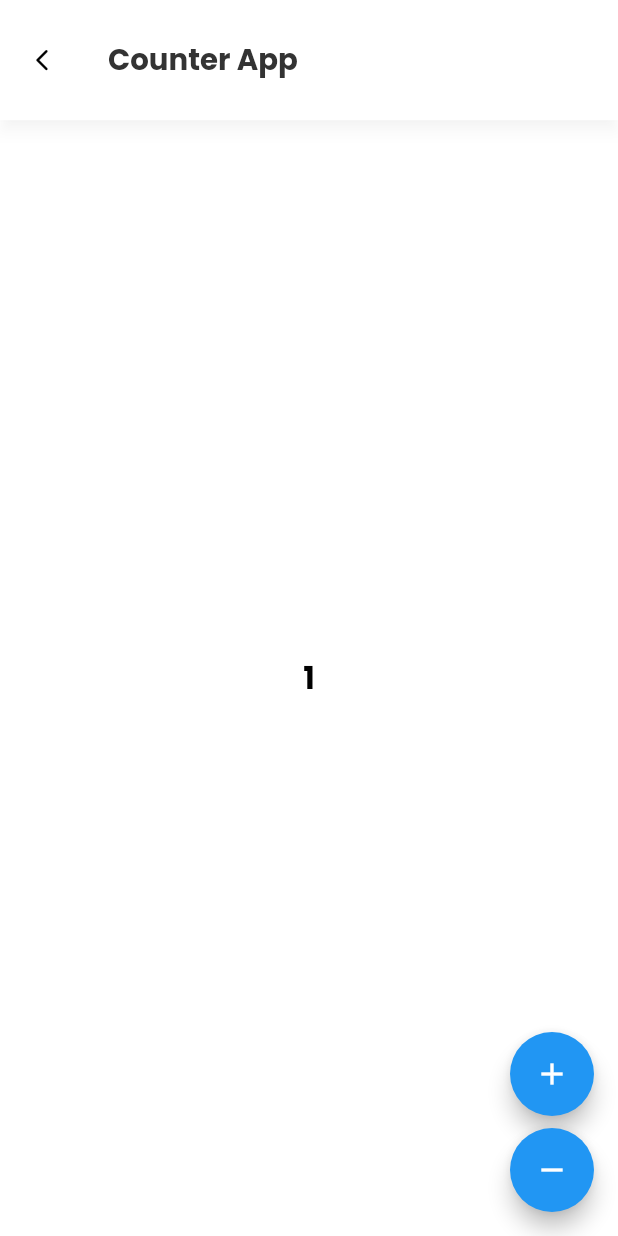
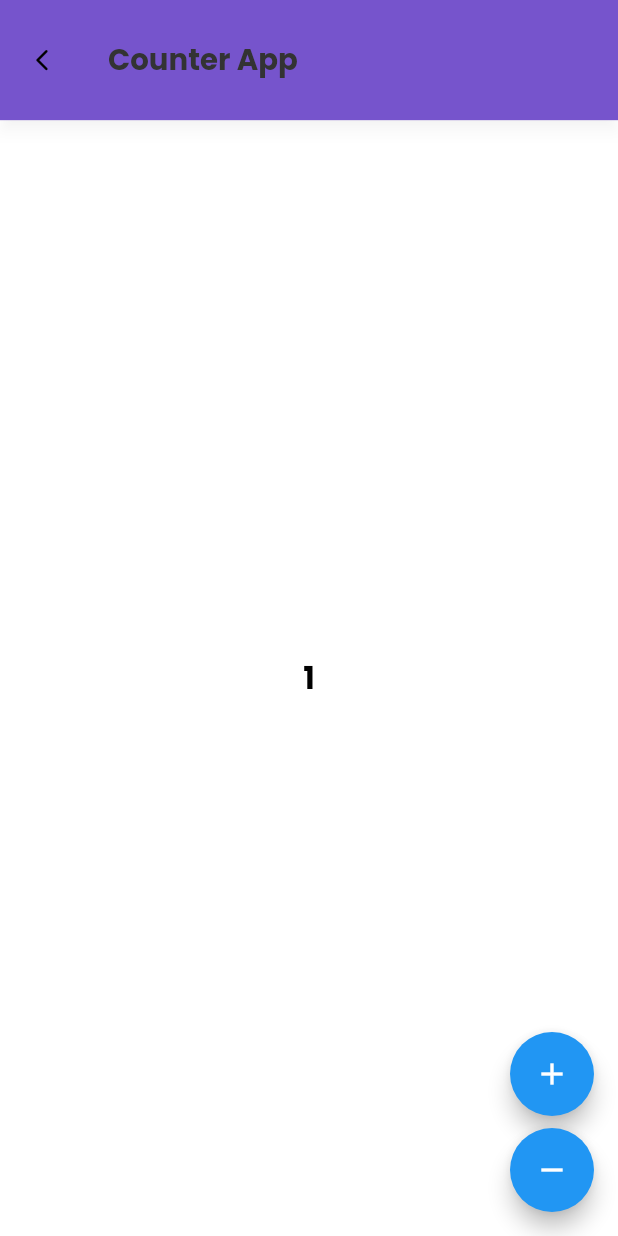
Before and after one commit to linxkaa/peruri_app, a Flutter app: the CounterPage screen opened by its route, after a tap on the "add" icon, on a phone screen of 412 x 824 dp. Run offline on Flutter 3.47's test engine with Material 2 defaults, Android fonts, the phone set to English and light mode, and no system bars; our stand-ins replace auto_route, bloc, dio, flutter_bloc, flutter_screenutil, flutter_svg and 12 more; missing offline and left inert: flutter_box_transform; generated files the repository leaves out were written again.

Commit message:
Feature: latihan task

```diff
--- a/lib/application/calculator_cubit/calculator_state.dart
+++ b/lib/application/calculator_cubit/calculator_state.dart
@@ -45,6 +45,7 @@ class CalculatorState with _$CalculatorState {
       add: () => '+',
       substract: () => '-',
       multiply: () => 'x',
+      pangkat: () => '^',
     );
   }
 
--- a/lib/application/counter_cubit/counter_cubit.dart
+++ b/lib/application/counter_cubit/counter_cubit.dart
@@ -1,11 +1,23 @@
+import 'dart:math';
+
 import 'package:bloc/bloc.dart';
+import 'package:flutter/material.dart';
+import 'package:freezed_annotation/freezed_annotation.dart';
+import 'package:peruri_app/core/commons/constans.dart';
 
-class CounterCubit extends Cubit<int> {
-  CounterCubit() : super(0);
+part 'counter_cubit.freezed.dart';
+part 'counter_state.dart';
+
+class CounterCubit extends Cubit<CounterState> {
+  CounterCubit() : super(CounterState.init());
 
   /// Add 1 to the current state.
-  void increment() => emit(state + 1);
+  void increment() {
+    int index = Random().nextInt(7);
+
+    emit(state.copyWith(value: state.value + 1, color: Constants.chooseColor[index]));
+  }
 
   /// Subtract 1 from the current state.
-  void decrement() => emit(state - 1);
+  void decrement() => emit(state.copyWith(value: state.value - 1));
 }
--- /dev/null
+++ b/lib/application/counter_cubit/counter_state.dart
@@ -0,0 +1,16 @@
+part of 'counter_cubit.dart';
+
+@freezed
+class CounterState with _$CounterState {
+  const factory CounterState({
+    required int value,
+    required Color color,
+  }) = _CounterState;
+
+  const CounterState._();
+
+  factory CounterState.init() => const CounterState(
+        value: 0,
+        color: Colors.white,
+      );
+}
--- a/lib/core/commons/constans.dart
+++ b/lib/core/commons/constans.dart
@@ -1,3 +1,6 @@
+import 'package:flutter/material.dart';
+import 'package:peruri_app/core/commons/colors_const.dart';
+
 class Constants {
   static String apiKey = '3ZCzt0iAeIbP9bYnJLXWb4tYDE8cczTx';
   static String dummyImg =
@@ -15,4 +18,15 @@ class Constants {
     'home',
     'business',
   ];
+
+  static List<Color> chooseColor = [
+    ColorConstant.green,
+    ColorConstant.primary,
+    ColorConstant.purple,
+    ColorConstant.red,
+    ColorConstant.lightBlue,
+    Colors.cyanAccent,
+    Colors.deepPurpleAccent,
+    Colors.lightBlueAccent,
+  ];
 }
--- a/lib/domain/core/form_validator.dart
+++ b/lib/domain/core/form_validator.dart
@@ -25,7 +25,7 @@ class FormValidator {
     return right(unit);
   }
 
-  static Either<FormFailure, Unit> customValidator({required bool validator, String? errorMsg}) {
+  static Either<FormFailure, Unit> customValidator({required bool validator}) {
     if (validator) {
       return left(const FormFailure.costumError());
     }
--- a/lib/presentation/pages/counter_page/counter_page.dart
+++ b/lib/presentation/pages/counter_page/counter_page.dart
@@ -17,8 +17,11 @@ class CounterPage extends StatelessWidget {
     return BlocProvider(
       create: (_) => CounterCubit(),
       child: Builder(
-        builder: (context) => Scaffold(
+        builder: (context) => BlocBuilder<CounterCubit, CounterState>(
+          builder: (context, state) {
+            return Scaffold(
               appBar: PlatformAppBar(
+                color: state.color,
                 title: const Text('Counter App'),
                 leading: IconButton(
                   onPressed: () {
@@ -28,10 +31,10 @@ class CounterPage extends StatelessWidget {
                 ),
               ),
               body: Center(
-            child: BlocBuilder<CounterCubit, int>(
-              builder: (context, state) {
-                return Text('$state', key: textCounter, style: context.textTheme.displayMedium);
-              },
+                child: Text(
+                  '${state.value}',
+                  key: textCounter,
+                  style: context.textTheme.displayMedium,
                 ),
               ),
               floatingActionButton: Column(
@@ -51,6 +54,8 @@ class CounterPage extends StatelessWidget {
                   ),
                 ],
               ),
+            );
+          },
         ),
       ),
     );
--- a/lib/presentation/widgets/molecules/platform_app_bar.dart
+++ b/lib/presentation/widgets/molecules/platform_app_bar.dart
@@ -8,13 +8,14 @@ class PlatformAppBar extends PlatformWidget<CupertinoNavigationBar, AppBar> impl
   final Widget? leading;
   final PreferredSizeWidget? bottom;
   final double? elevation;
-
+  final Color? color;
   const PlatformAppBar({
     super.key,
     required this.title,
     this.leading,
     this.bottom,
     this.elevation,
+    this.color,
   });
 
   @override
@@ -32,5 +33,6 @@ class PlatformAppBar extends PlatformWidget<CupertinoNavigationBar, AppBar> impl
         leading: leading,
         bottom: bottom,
         elevation: elevation,
+        backgroundColor: color,
       );
 }
```
Also changed, not shown: lib/application/calculator_cubit/calculator_cubit.dart (+8 -0 lines), lib/domain/calculator/calculator_entity.dart (+35 -4 lines), lib/presentation/pages/calculator_page/calculator_page.dart (+15 -1 lines). Lines whose indentation alone changed are shown as unchanged.
